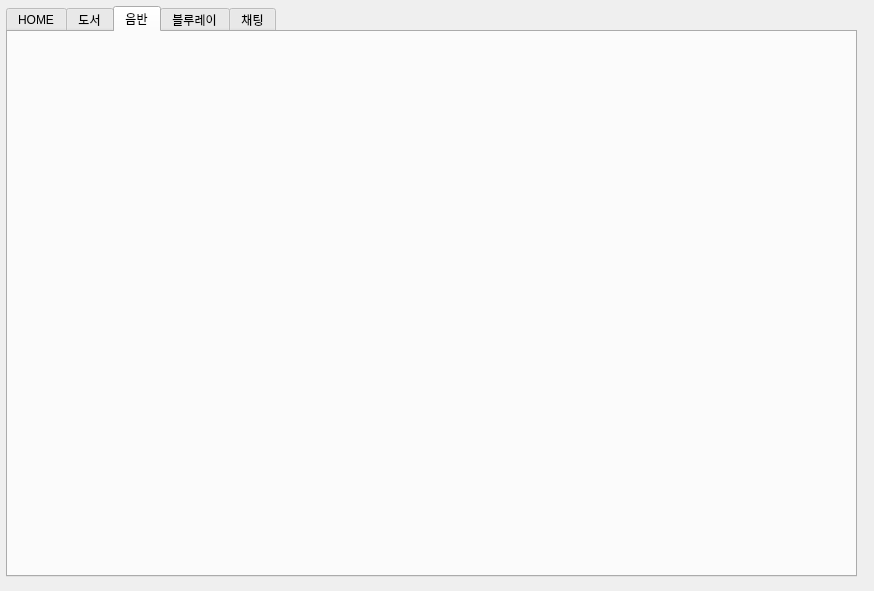
Henry93s/koradin, file client.ui: the form before one commit.
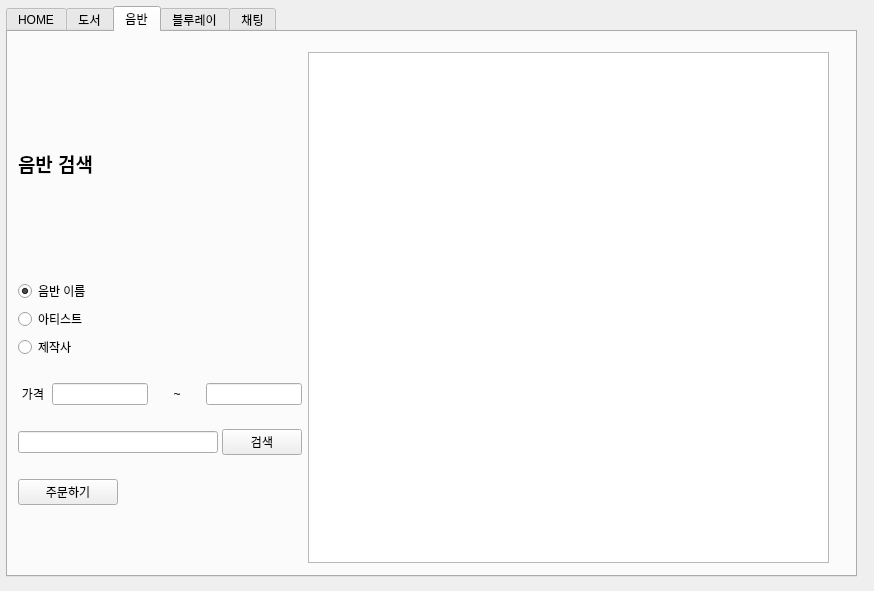
The form after the commit. The open tabs and pages were chosen to show the change.

Commit message: Feat: music, blueray controller data -> client ui 연결

```diff
--- a/client.ui
+++ b/client.ui
@@ -396,6 +396,340 @@
     <attribute name="title">
      <string>음반</string>
     </attribute>
+    <widget class="QWidget" name="layoutWidget_2">
+     <property name="geometry">
+      <rect>
+       <x>10</x>
+       <y>20</y>
+       <width>831</width>
+       <height>511</height>
+      </rect>
+     </property>
+     <layout class="QFormLayout" name="formLayout_2">
+      <item row="0" column="0">
+       <layout class="QVBoxLayout" name="verticalLayout_4" stretch="0,0,0,0,0,0,0">
+        <property name="spacing">
+         <number>4</number>
+        </property>
+        <property name="sizeConstraint">
+         <enum>QLayout::SizeConstraint::SetDefaultConstraint</enum>
+        </property>
+        <item>
+         <widget class="QLabel" name="musicTitle_label">
+          <property name="sizePolicy">
+           <sizepolicy hsizetype="Fixed" vsizetype="Preferred">
+            <horstretch>0</horstretch>
+            <verstretch>0</verstretch>
+           </sizepolicy>
+          </property>
+          <property name="minimumSize">
+           <size>
+            <width>100</width>
+            <height>15</height>
+           </size>
+          </property>
+          <property name="font">
+           <font>
+            <pointsize>14</pointsize>
+            <bold>true</bold>
+           </font>
+          </property>
+          <property name="text">
+           <string>음반 검색</string>
+          </property>
+         </widget>
+        </item>
+        <item>
+         <layout class="QVBoxLayout" name="verticalLayout_5">
+          <item>
+           <widget class="QRadioButton" name="music_name_radioButton">
+            <property name="sizePolicy">
+             <sizepolicy hsizetype="Fixed" vsizetype="Fixed">
+              <horstretch>0</horstretch>
+              <verstretch>0</verstretch>
+             </sizepolicy>
+            </property>
+            <property name="minimumSize">
+             <size>
+              <width>100</width>
+              <height>0</height>
+             </size>
+            </property>
+            <property name="text">
+             <string>음반 이름</string>
+            </property>
+            <property name="checked">
+             <bool>true</bool>
+            </property>
+           </widget>
+          </item>
+          <item>
+           <widget class="QRadioButton" name="music_artist_radioButton">
+            <property name="sizePolicy">
+             <sizepolicy hsizetype="Fixed" vsizetype="Fixed">
+              <horstretch>0</horstretch>
+              <verstretch>0</verstretch>
+             </sizepolicy>
+            </property>
+            <property name="minimumSize">
+             <size>
+              <width>100</width>
+              <height>0</height>
+             </size>
+            </property>
+            <property name="text">
+             <string>아티스트</string>
+            </property>
+           </widget>
+          </item>
+          <item>
+           <widget class="QRadioButton" name="music_company_radioButton">
+            <property name="sizePolicy">
+             <sizepolicy hsizetype="Fixed" vsizetype="Fixed">
+              <horstretch>0</horstretch>
+              <verstretch>0</verstretch>
+             </sizepolicy>
+            </property>
+            <property name="minimumSize">
+             <size>
+              <width>100</width>
+              <height>0</height>
+             </size>
+            </property>
+            <property name="text">
+             <string>제작사</string>
+            </property>
+           </widget>
+          </item>
+          <item>
+           <spacer name="verticalSpacer_4">
+            <property name="orientation">
+             <enum>Qt::Orientation::Vertical</enum>
+            </property>
+            <property name="sizeType">
+             <enum>QSizePolicy::Policy::Fixed</enum>
+            </property>
+            <property name="sizeHint" stdset="0">
+             <size>
+              <width>20</width>
+              <height>20</height>
+             </size>
+            </property>
+           </spacer>
+          </item>
+         </layout>
+        </item>
+        <item>
+         <layout class="QHBoxLayout" name="horizontalLayout_3">
+          <property name="spacing">
+           <number>4</number>
+          </property>
+          <item>
+           <widget class="QLabel" name="label_3">
+            <property name="sizePolicy">
+             <sizepolicy hsizetype="Fixed" vsizetype="Preferred">
+              <horstretch>5</horstretch>
+              <verstretch>0</verstretch>
+             </sizepolicy>
+            </property>
+            <property name="minimumSize">
+             <size>
+              <width>30</width>
+              <height>0</height>
+             </size>
+            </property>
+            <property name="text">
+             <string>가격</string>
+            </property>
+            <property name="alignment">
+             <set>Qt::AlignmentFlag::AlignCenter</set>
+            </property>
+           </widget>
+          </item>
+          <item>
+           <widget class="QLineEdit" name="music_price_before_lineEdit">
+            <property name="sizePolicy">
+             <sizepolicy hsizetype="Fixed" vsizetype="Fixed">
+              <horstretch>0</horstretch>
+              <verstretch>0</verstretch>
+             </sizepolicy>
+            </property>
+            <property name="minimumSize">
+             <size>
+              <width>25</width>
+              <height>0</height>
+             </size>
+            </property>
+            <property name="inputMask">
+             <string>9999999</string>
+            </property>
+           </widget>
+          </item>
+          <item>
+           <widget class="QLabel" name="label_4">
+            <property name="sizePolicy">
+             <sizepolicy hsizetype="Fixed" vsizetype="Preferred">
+              <horstretch>0</horstretch>
+              <verstretch>0</verstretch>
+             </sizepolicy>
+            </property>
+            <property name="minimumSize">
+             <size>
+              <width>50</width>
+              <height>0</height>
+             </size>
+            </property>
+            <property name="text">
+             <string>~</string>
+            </property>
+            <property name="alignment">
+             <set>Qt::AlignmentFlag::AlignCenter</set>
+            </property>
+           </widget>
+          </item>
+          <item>
+           <widget class="QLineEdit" name="music_price_after_lineEdit">
+            <property name="sizePolicy">
+             <sizepolicy hsizetype="Fixed" vsizetype="Fixed">
+              <horstretch>0</horstretch>
+              <verstretch>0</verstretch>
+             </sizepolicy>
+            </property>
+            <property name="minimumSize">
+             <size>
+              <width>25</width>
+              <height>0</height>
+             </size>
+            </property>
+            <property name="cursor">
+             <cursorShape>ArrowCursor</cursorShape>
+            </property>
+            <property name="inputMask">
+             <string>9999999</string>
+            </property>
+           </widget>
+          </item>
+         </layout>
+        </item>
+        <item>
+         <spacer name="verticalSpacer_5">
+          <property name="orientation">
+           <enum>Qt::Orientation::Vertical</enum>
+          </property>
+          <property name="sizeType">
+           <enum>QSizePolicy::Policy::Fixed</enum>
+          </property>
+          <property name="sizeHint" stdset="0">
+           <size>
+            <width>20</width>
+            <height>20</height>
+           </size>
+          </property>
+         </spacer>
+        </item>
+        <item>
+         <layout class="QHBoxLayout" name="horizontalLayout_4">
+          <item>
+           <widget class="QLineEdit" name="music_search_lineEdit">
+            <property name="sizePolicy">
+             <sizepolicy hsizetype="Fixed" vsizetype="Fixed">
+              <horstretch>0</horstretch>
+              <verstretch>0</verstretch>
+             </sizepolicy>
+            </property>
+            <property name="minimumSize">
+             <size>
+              <width>200</width>
+              <height>0</height>
+             </size>
+            </property>
+           </widget>
+          </item>
+          <item>
+           <widget class="QPushButton" name="music_search_pushButton">
+            <property name="sizePolicy">
+             <sizepolicy hsizetype="Fixed" vsizetype="Fixed">
+              <horstretch>0</horstretch>
+              <verstretch>0</verstretch>
+             </sizepolicy>
+            </property>
+            <property name="cursor">
+             <cursorShape>PointingHandCursor</cursorShape>
+            </property>
+            <property name="text">
+             <string>검색</string>
+            </property>
+            <property name="shortcut">
+             <string>Return</string>
+            </property>
+           </widget>
+          </item>
+         </layout>
+        </item>
+        <item>
+         <spacer name="verticalSpacer_6">
+          <property name="orientation">
+           <enum>Qt::Orientation::Vertical</enum>
+          </property>
+          <property name="sizeType">
+           <enum>QSizePolicy::Policy::Fixed</enum>
+          </property>
+          <property name="sizeHint" stdset="0">
+           <size>
+            <width>20</width>
+            <height>20</height>
+           </size>
+          </property>
+         </spacer>
+        </item>
+        <item>
+         <widget class="QPushButton" name="music_order_pushButton">
+          <property name="sizePolicy">
+           <sizepolicy hsizetype="Fixed" vsizetype="Fixed">
+            <horstretch>0</horstretch>
+            <verstretch>0</verstretch>
+           </sizepolicy>
+          </property>
+          <property name="minimumSize">
+           <size>
+            <width>100</width>
+            <height>25</height>
+           </size>
+          </property>
+          <property name="cursor">
+           <cursorShape>PointingHandCursor</cursorShape>
+          </property>
+          <property name="layoutDirection">
+           <enum>Qt::LayoutDirection::LeftToRight</enum>
+          </property>
+          <property name="text">
+           <string>주문하기</string>
+          </property>
+         </widget>
+        </item>
+       </layout>
+      </item>
+      <item row="0" column="1">
+       <widget class="QListWidget" name="music_listWidget">
+        <property name="sizePolicy">
+         <sizepolicy hsizetype="Fixed" vsizetype="Expanding">
+          <horstretch>0</horstretch>
+          <verstretch>0</verstretch>
+         </sizepolicy>
+        </property>
+        <property name="minimumSize">
+         <size>
+          <width>521</width>
+          <height>0</height>
+         </size>
+        </property>
+        <property name="styleSheet">
+         <string notr="true"/>
+        </property>
+       </widget>
+      </item>
+     </layout>
+    </widget>
    </widget>
    <widget class="QWidget" name="blueray">
     <attribute name="title">
```
Left out of the diff: 346 changed lines with no effect on the pictures. The commit also changes 20 other files.
